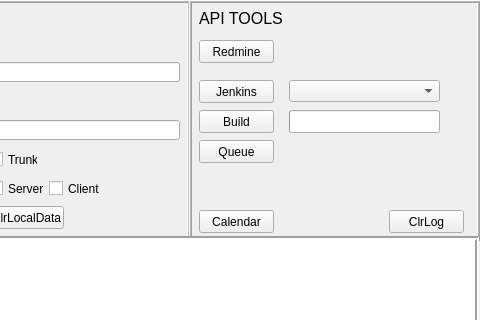
Above: test.ui from artakak/TTT before the change; both pictures show x 541 to 1021 and y 0 to 320 of the 1021 by 611 pixel window. Below: the same form after it.
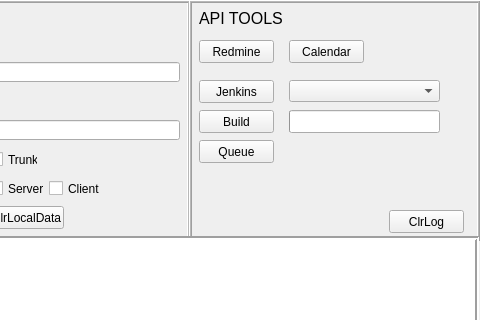
That is the form after the change.

What changed in the file:
```diff
--- a/test.ui
+++ b/test.ui
@@ -604,8 +604,8 @@
     <widget class="QPushButton" name="pushButton_17">
      <property name="geometry">
       <rect>
-       <x>10</x>
-       <y>210</y>
+       <x>100</x>
+       <y>40</y>
        <width>75</width>
        <height>23</height>
       </rect>
```
Left out of the diff: 3 changed lines with no effect on the pictures.
